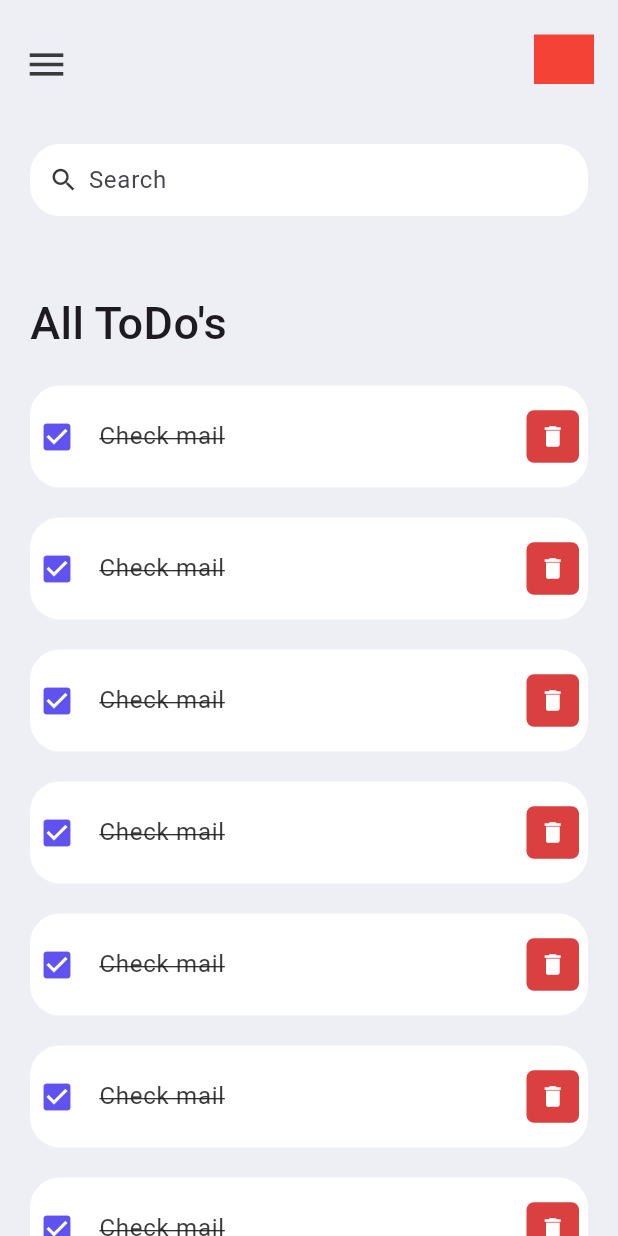
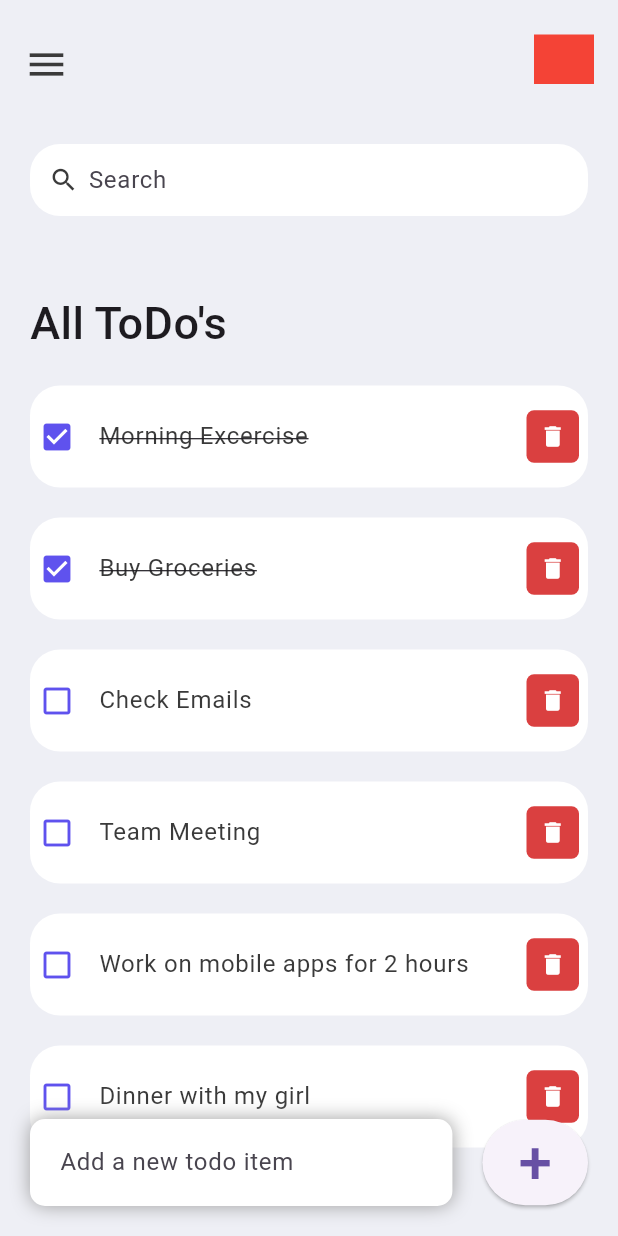
Before and after one commit to am-niz/ToDoAppFlutter, a Flutter app: the screen it shows after launch, on a phone screen of 412 x 824 dp. Run offline on Flutter 3.47's test engine with Material 3 defaults, Android fonts, the light colour scheme and no system bars.

Commit message:
deleted icon and functionalies finishes

```diff
--- a/lib/main.dart
+++ b/lib/main.dart
@@ -1,11 +1,13 @@
 import 'package:flutter/material.dart';
-import '../screens/home.dart';
+import 'package:todoapp/screens/home.dart';
 
 void main() {
   runApp(MyApp());
 }
 
 class MyApp extends StatelessWidget {
+  const MyApp({super.key});
+
   // const MyApp({key? key}) : super(key: key);
 
   // This widget is the root of your application.
--- a/lib/model/todo.dart
+++ b/lib/model/todo.dart
@@ -0,0 +1,20 @@
+import 'package:todoapp/model/todo.dart';
+
+class ToDo {
+  String? id;
+  String? todoText;
+  bool isDone;
+
+  ToDo({required this.id, required this.todoText, this.isDone = false,});
+
+  static List<ToDo> todoList() {
+    return [
+      ToDo(id: '01', todoText: "Morning Excercise", isDone: true ),
+      ToDo(id: '02', todoText: "Buy Groceries", isDone: true ),
+      ToDo(id: '03', todoText: "Check Emails"),
+      ToDo(id: '04', todoText: "Team Meeting"),
+      ToDo(id: '05', todoText: "Work on mobile apps for 2 hours"),
+      ToDo(id: '06', todoText: "Dinner with my girl" ),
+    ];
+  }
+}
--- a/lib/screens/constants/colors.dart
+++ /dev/null
@@ -1 +0,0 @@
-// TODO Implement this library.
--- a/lib/screens/home.dart
+++ b/lib/screens/home.dart
@@ -1,18 +1,27 @@
 // TODO Implement this library.
+import 'package:flutter/material.dart';
 
-import 'package:flutter/material.dart';
-import '../constants/colors.dart';
-import '../widgets/todo_item.dart';
+import 'package:todoapp/constants/colors.dart';
+import 'package:todoapp/model/todo.dart';
+import 'package:todoapp/widgets/todo_item.dart';
 
-class Home extends StatelessWidget {
+class Home extends StatefulWidget {
+  @override
+  State<Home> createState() => _HomeState();
+}
+
+class _HomeState extends State<Home> {
   // const Home({key? key}) : super(key: key);
+  final todosList = ToDo.todoList();
 
   @override
   Widget build(BuildContext context) {
     return Scaffold(
         backgroundColor: tdBGColor,
         appBar: buildAppBar(),
-      body: Container(
+        body: Stack(
+          children: [
+            Container(
               padding: EdgeInsets.only(top: 20, left: 20, right: 20),
               child: Column(
                 children: [
@@ -26,30 +35,87 @@ class Home extends StatelessWidget {
                             top: 50,
                             bottom: 20,
                           ),
-                    child: Text("All ToDo's",
+                          child: Text(
+                            "All ToDo's",
                             style: TextStyle(
                               fontSize: 30,
                               fontWeight: FontWeight.w500,
-                      ),),
                             ),
-                  ToDoItem(),
-                  ToDoItem(),
-                  ToDoItem(),
-                  ToDoItem(),
-                  ToDoItem(),
-                  ToDoItem(),
-                  ToDoItem(),
-                  ToDoItem(),
-                  ToDoItem(),
-                  ToDoItem(),
-
+                          ),
+                        ),
+                        for (ToDo todoo in todosList)
+                          ToDoItem(
+                            todo: todoo,
+                            onToDoChanged: _handleToDoChange,
+                            onDeleteItem: _deleteToDoItem,
+                          ),
                       ],
                     ),
                   ),
                 ],
               ),
             ),
-    );
+            Align(
+              alignment: Alignment.bottomCenter,
+              child: Row(
+                children: [
+                  Expanded(
+                    child: Container(
+                      margin: EdgeInsets.only(
+                        bottom: 20,
+                        right: 20,
+                        left: 20,
+                      ),
+                      padding: EdgeInsets.symmetric(
+                        horizontal: 20,
+                        vertical: 5,
+                      ),
+                      decoration: BoxDecoration(
+                        color: Colors.white,
+                        boxShadow: const [
+                          BoxShadow(
+                            color: Colors.grey,
+                            offset: Offset(0.0, 0.0),
+                            blurRadius: 10.0,
+                            spreadRadius: 0.0,
+                          ),
+                        ],
+                        borderRadius: BorderRadius.circular(10),
+                      ),
+                      child: TextField(
+                        decoration: InputDecoration(
+                            hintText: "Add a new todo item",
+                            border: InputBorder.none),
+                      ),
+                    ),
+                  ),
+                  Container(
+                    margin: EdgeInsets.only(bottom: 20, right: 20),
+                    child: ElevatedButton(
+                      child: Text(
+                        "+",
+                        style: TextStyle(fontSize: 40),
+                      ),
+                      onPressed: () {},
+                    ),
+                  )
+                ],
+              ),
+            ),
+          ],
+        ));
+  }
+
+  void _handleToDoChange(ToDo todo) {
+    setState(() {
+      todo.isDone = !todo.isDone;
+    });
+
+  }
+  void _deleteToDoItem(String id) {
+    setState(() {
+      todosList.removeWhere((item) => item.id == id);
+    });
   }
 
   Container buildSearchBox() {
--- a/lib/widgets/todo_item.dart
+++ b/lib/widgets/todo_item.dart
@@ -1,14 +1,23 @@
+
+import 'package:todoapp/screens/home.dart';
+import 'package:todoapp/constants/colors.dart';
 import 'package:flutter/material.dart';
-import 'package:todoapp/constants/colors.dart';
+import 'package:todoapp/model/todo.dart';
+
 
 class ToDoItem extends StatelessWidget {
+  final ToDo todo;
+  final onToDoChanged;
+  final onDeleteItem;
+  const ToDoItem({Key? key, required this.todo, required this.onToDoChanged, required this.onDeleteItem}) : super(key: key);
   @override
   Widget build(BuildContext context) {
     return Container(
       margin: EdgeInsets.only(bottom: 20),
       child: ListTile(
         onTap: () {
-          print("clicked");
+          // print("clicked");
+          onToDoChanged(todo);
         },
         shape: RoundedRectangleBorder(
           borderRadius: BorderRadius.circular(20),
@@ -16,14 +25,14 @@ class ToDoItem extends StatelessWidget {
         contentPadding: EdgeInsets.all(6),
         tileColor: Colors.white,
         leading: Icon(
-          Icons.check_box,
+          todo.isDone ? Icons.check_box : Icons.check_box_outline_blank,
           color: tdBlue,
         ),
-        title: Text("Check mail",
+        title: Text(todo.todoText!,
             style: TextStyle(
               fontSize: 16,
               color: tdBlack,
-              decoration: TextDecoration.lineThrough,
+              decoration: todo.isDone? TextDecoration.lineThrough : null,
             )),
         trailing: Container(
           height: 35,
@@ -37,7 +46,8 @@ class ToDoItem extends StatelessWidget {
             iconSize: 18,
             icon: Icon(Icons.delete),
             onPressed: () {
-              print("clicked");
+              // print("clicked");
+              onDeleteItem(todo.id);
             },
           ),
         ),
```
Lines whose indentation alone changed are shown as unchanged.
